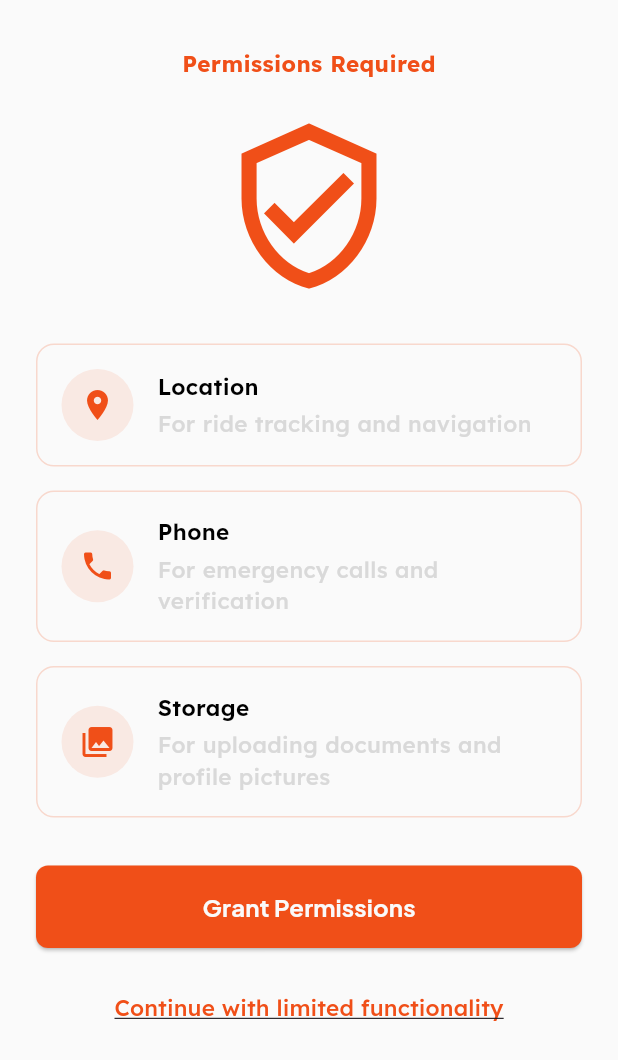
After one commit to EmpAsh938/tufan_rider, a Flutter app: the PermissionScreen screen opened by its route, on a phone screen of 412 x 824 dp. The commit adds this screen. Shown: the top 1060 px of the screen. Run offline on Flutter 3.47's test engine with Material 3 defaults, Android fonts, the light colour scheme and no system bars; our stand-ins replace bloc, device_info_plus, device_preview, dio, equatable, flutter_bloc and 12 more; missing offline and left inert: flutter_polyline_points, imepay_merchant_sdk, stomp_dart_client, webview_flutter_android, webview_flutter_wkwebview; accounts and stored records are empty.

Commit message:
permission and passenger request is sent through socket

```diff
--- a/lib/app/routes/app_route.dart
+++ b/lib/app/routes/app_route.dart
@@ -6,6 +6,7 @@ import 'package:tufan_rider/features/auth/presentation/screens/signup_screen.dar
 import 'package:tufan_rider/features/map/presentation/screens/address_search_screen.dart';
 import 'package:tufan_rider/features/map/presentation/screens/offer_fare_screen.dart';
 import 'package:tufan_rider/features/map/presentation/screens/map_screen.dart';
+import 'package:tufan_rider/features/permissions/presentation/screens/permission_screen.dart';
 import 'package:tufan_rider/features/rider/map/presentation/screens/credit_history.dart';
 import 'package:tufan_rider/features/rider/map/presentation/screens/rider_credit_screen.dart';
 import 'package:tufan_rider/features/rider/map/presentation/screens/rider_map_screen.dart';
@@ -36,12 +37,15 @@ class AppRoutes {
   static const String riderSignupFlow = '/riderSignup';
   static const String riderCredit = '/riderCredit';
   static const String riderCreditHistory = '/riderCreditHistory';
+  static const String permissionScreen = '/permissions';
 
   static Route<dynamic>? generateRoute(
       RouteSettings routeSettings, LoginResponse? loginResponse) {
     switch (routeSettings.name) {
       case splash:
         return _fadeRoute(const SplashScreen(), routeSettings);
+      case permissionScreen:
+        return _fadeRoute(const PermissionScreen(), routeSettings);
       case login:
         return _slideFromRight(LoginScreen(), routeSettings);
       case signup:
@@ -59,9 +63,9 @@ class AppRoutes {
         final roleId = loginResponse.user.roles.first.id.toString();
 
         if (modes == 'rider') {
-          if (roleId == '504') {
-            return _slideFromRight(const RiderMapScreen(), routeSettings);
-          }
+          // if (roleId == '504') {
+          //   return _slideFromRight(const RiderMapScreen(), routeSettings);
+          // }
           return _slideFromRight(const RiderRegistration(), routeSettings);
         } else {
           return _slideFromRight(const MapScreen(), routeSettings);
--- /dev/null
+++ b/lib/core/utils/permission_checker.dart
@@ -0,0 +1,35 @@
+import 'package:permission_handler/permission_handler.dart';
+
+class PermissionChecker {
+  static Future<bool> checkLocationPermission() async {
+    final status = await Permission.location.request();
+    return status == PermissionStatus.granted;
+  }
+
+  static Future<bool> checkCallPermission() async {
+    final status = await Permission.phone.request();
+    return status == PermissionStatus.granted;
+  }
+
+  static Future<bool> checkGalleryPermission() async {
+    // Use `photos` on iOS, `storage` on Android
+    final isGranted = await Permission.photos.isGranted;
+    final isDenied = await Permission.photos.isDenied;
+    final permission =
+        isGranted || isDenied ? Permission.photos : Permission.storage;
+
+    final status = await permission.request();
+    return status == PermissionStatus.granted;
+  }
+
+  static Future<bool> requestAllPermissions() async {
+    final statuses = await [
+      Permission.location,
+      Permission.phone,
+      Permission.storage, // Covers gallery selection
+    ].request();
+
+    return statuses.values
+        .every((status) => status == PermissionStatus.granted);
+  }
+}
--- a/lib/features/map/cubit/stomp_socket_state.dart
+++ b/lib/features/map/cubit/stomp_socket_state.dart
@@ -1,4 +1,5 @@
 import 'package:equatable/equatable.dart';
+import 'package:tufan_rider/features/map/models/ride_request_model.dart';
 
 abstract class StompSocketState extends Equatable {
   const StompSocketState();
@@ -19,8 +20,8 @@ class StompSocketMessageReceived extends StompSocketState {
 }
 
 class RiderRequestMessageReceived extends StompSocketState {
-  final String message;
-  const RiderRequestMessageReceived(this.message);
+  final RideRequestModel rideRequest;
+  const RiderRequestMessageReceived(this.rideRequest);
 }
 
 class StompSocketDisconnected extends StompSocketState {}
--- /dev/null
+++ b/lib/features/permissions/presentation/screens/permission_screen.dart
@@ -0,0 +1,146 @@
+import 'package:flutter/material.dart';
+import 'package:tufan_rider/app/routes/app_route.dart';
+import 'package:tufan_rider/core/constants/app_colors.dart';
+import 'package:tufan_rider/core/constants/app_text_styles.dart';
+import 'package:tufan_rider/core/utils/custom_toast.dart';
+import 'package:tufan_rider/core/utils/permission_checker.dart';
+import 'package:tufan_rider/core/widgets/custom_button.dart';
+
+class PermissionScreen extends StatelessWidget {
+  const PermissionScreen({super.key});
+
+  Future<void> _handlePermissionCheck(BuildContext context) async {
+    final granted = await PermissionChecker.requestAllPermissions();
+    if (granted) {
+      Navigator.pushReplacementNamed(context, AppRoutes.splash);
+    } else {
+      CustomToast.show(
+        'Please allow all permissions to continue using the app',
+        context: context,
+        toastType: ToastType.info,
+      );
+    }
+  }
+
+  @override
+  Widget build(BuildContext context) {
+    return Scaffold(
+      body: SafeArea(
+        child: Padding(
+          padding: const EdgeInsets.symmetric(horizontal: 24, vertical: 32),
+          child: Column(
+            crossAxisAlignment: CrossAxisAlignment.center,
+            children: [
+              // Header
+              Text(
+                'Permissions Required',
+                style: AppTypography.labelText.copyWith(
+                  fontWeight: FontWeight.w700,
+                  color: AppColors.primaryColor,
+                ),
+                textAlign: TextAlign.center,
+              ),
+              const SizedBox(height: 24),
+
+              // Replace the Image.asset with this Icon-based solution
+              Icon(
+                Icons.verified_user_outlined,
+                size: 120,
+                color: AppColors.primaryColor,
+              ),
+              const SizedBox(height: 32),
+
+              // Permission List
+              _buildPermissionItem(context, Icons.location_on, 'Location',
+                  'For ride tracking and navigation'),
+              const SizedBox(height: 16),
+              _buildPermissionItem(context, Icons.phone, 'Phone',
+                  'For emergency calls and verification'),
+              const SizedBox(height: 16),
+              _buildPermissionItem(context, Icons.photo_library, 'Storage',
+                  'For uploading documents and profile pictures'),
+              const SizedBox(height: 32),
+
+              // Action Button
+              SizedBox(
+                width: double.infinity,
+                child: CustomButton(
+                  onPressed: () => _handlePermissionCheck(context),
+                  backgroundColor: AppColors.primaryColor,
+                  textColor: AppColors.backgroundColor,
+                  text: 'Grant Permissions',
+                ),
+              ),
+              const SizedBox(height: 16),
+
+              // Secondary Option
+              TextButton(
+                onPressed: () =>
+                    Navigator.pushReplacementNamed(context, AppRoutes.splash),
+                child: Text(
+                  'Continue with limited functionality',
+                  style: AppTypography.labelText.copyWith(
+                    color: AppColors.primaryColor,
+                    decoration: TextDecoration.underline,
+                  ),
+                ),
+              ),
+            ],
+          ),
+        ),
+      ),
+    );
+  }
+
+  Widget _buildPermissionItem(
+      BuildContext context, IconData icon, String title, String description) {
+    return Container(
+      padding: const EdgeInsets.all(16),
+      decoration: BoxDecoration(
+        color: AppColors.backgroundColor,
+        borderRadius: BorderRadius.circular(12),
+        border: Border.all(
+          color: AppColors.primaryColor.withOpacity(0.2),
+          width: 1,
+        ),
+      ),
+      child: Row(
+        children: [
+          Container(
+            padding: const EdgeInsets.all(12),
+            decoration: BoxDecoration(
+              color: AppColors.primaryColor.withOpacity(0.1),
+              shape: BoxShape.circle,
+            ),
+            child: Icon(
+              icon,
+              color: AppColors.primaryColor,
+              size: 24,
+            ),
+          ),
+          const SizedBox(width: 16),
+          Expanded(
+            child: Column(
+              crossAxisAlignment: CrossAxisAlignment.start,
+              children: [
+                Text(
+                  title,
+                  style: AppTypography.labelText.copyWith(
+                    fontWeight: FontWeight.w600,
+                  ),
+                ),
+                const SizedBox(height: 4),
+                Text(
+                  description,
+                  style: AppTypography.labelText.copyWith(
+                    color: AppColors.gray,
+                  ),
+                ),
+              ],
+            ),
+          ),
+        ],
+      ),
+    );
+  }
+}
--- a/lib/features/rider/map/presentation/widgets/rider_request_card_popup.dart
+++ b/lib/features/rider/map/presentation/widgets/rider_request_card_popup.dart
@@ -117,7 +117,7 @@ class _RiderRequestCardPopupState extends State<RiderRequestCardPopup>
               if (state is RiderRequestMessageReceived) {
                 // final request = RideRequestModel.fromJson(state.message);
                 // _addRequest(request);
-                print(state.message);
+                _addRequest(state.rideRequest);
               }
             },
             child: Positioned(
```
Also changed, not shown: lib/features/map/cubit/stomp_socket.cubit.dart (+9 -1 lines), lib/features/map/models/ride_request_model.dart (+31 -11 lines), lib/features/splash/presentation/splash_screen.dart (+7 -0 lines), 4 other files.
